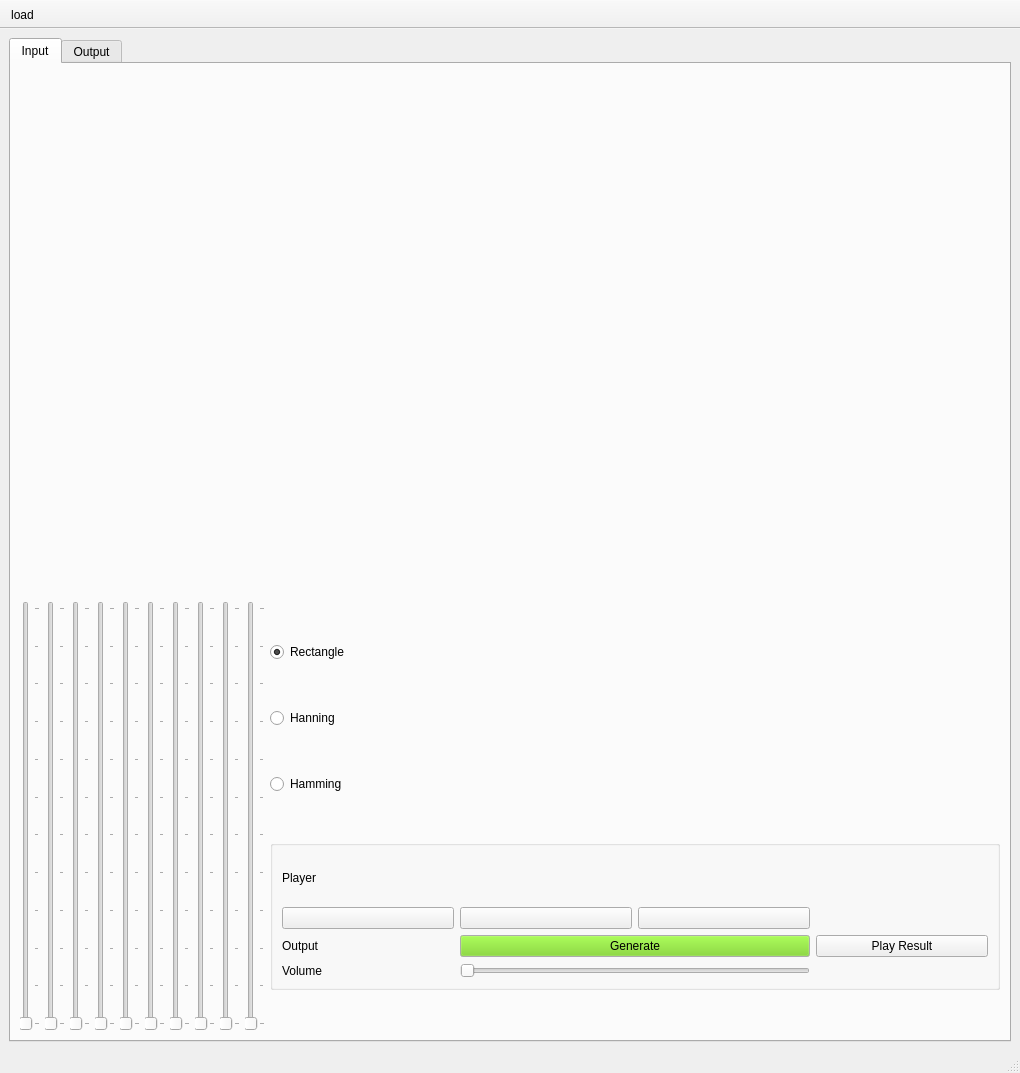
Before: the Qt Designer form Task2/testGUI.ui in Ahmad-Abdalmageed/DSP_tasks-, drawn with Qt 5.
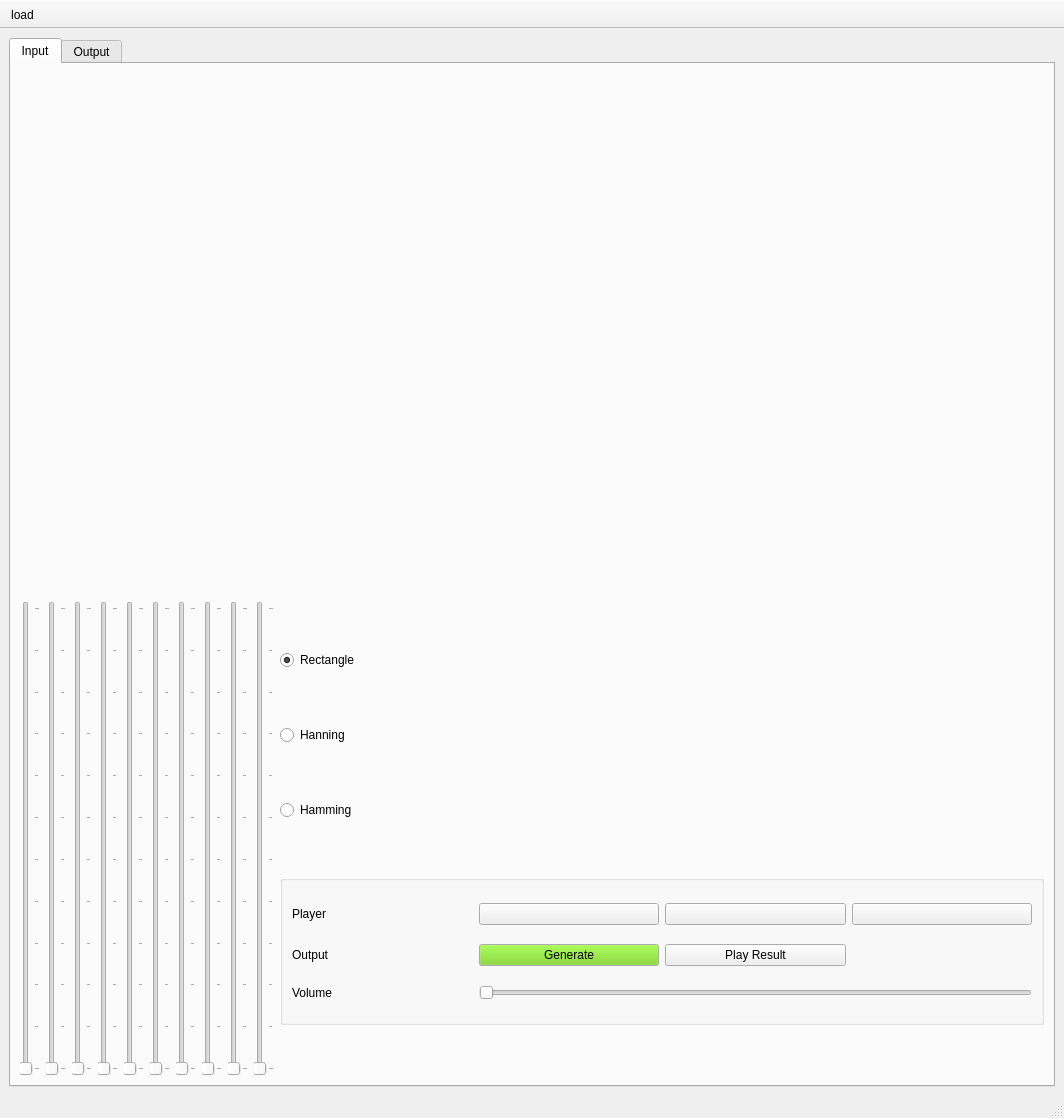
After: the same form once the commit is applied. Icons and pictures are not drawn. Custom widgets are drawn as their Qt base class.

Commit message: setting all up to date

```diff
--- a/Task2/testGUI.ui
+++ b/Task2/testGUI.ui
@@ -6,8 +6,8 @@
    <rect>
     <x>0</x>
     <y>0</y>
-    <width>1020</width>
-    <height>1073</height>
+    <width>1064</width>
+    <height>1118</height>
    </rect>
   </property>
   <property name="minimumSize">
@@ -57,64 +57,8 @@
        <attribute name="title">
         <string>Input</string>
        </attribute>
-       <layout class="QVBoxLayout" name="verticalLayout_6">
-        <item>
-         <layout class="QGridLayout" name="gridLayout_3">
-          <item row="4" column="0">
-           <widget class="PlotWidget" name="sliderChangedGraph" native="true">
-            <property name="sizePolicy">
-             <sizepolicy hsizetype="Preferred" vsizetype="Preferred">
-              <horstretch>0</horstretch>
-              <verstretch>0</verstretch>
-             </sizepolicy>
-            </property>
-            <property name="minimumSize">
-             <size>
-              <width>200</width>
-              <height>250</height>
-             </size>
-            </property>
-           </widget>
-          </item>
-          <item row="2" column="0">
-           <widget class="PlotWidget" name="inputSignalGraph" native="true">
-            <property name="minimumSize">
-             <size>
-              <width>200</width>
-              <height>130</height>
-             </size>
-            </property>
-           </widget>
-          </item>
-          <item row="3" column="0">
-           <widget class="PlotWidget" name="inputSignalFourier" native="true">
-            <property name="minimumSize">
-             <size>
-              <width>200</width>
-              <height>130</height>
-             </size>
-            </property>
-           </widget>
-          </item>
-         </layout>
-        </item>
-        <item>
-         <layout class="QVBoxLayout" name="verticalLayout_2">
-          <property name="spacing">
-           <number>5</number>
-          </property>
-          <property name="sizeConstraint">
-           <enum>QLayout::SetMaximumSize</enum>
-          </property>
-          <property name="rightMargin">
-           <number>0</number>
-          </property>
-          <item>
-           <layout class="QHBoxLayout" name="horizontalLayout">
-            <property name="sizeConstraint">
-             <enum>QLayout::SetMinimumSize</enum>
-            </property>
-            <item>
+       <layout class="QGridLayout" name="gridLayout_4">
+        <item row="1" column="0">
              <layout class="QHBoxLayout" name="horizontalLayout_3">
               <item>
                <widget class="mySlider" name="verticalSlider">
@@ -425,7 +369,7 @@
               </item>
              </layout>
             </item>
-            <item>
+        <item row="1" column="1">
              <layout class="QVBoxLayout" name="verticalLayout_4" stretch="0,0,0,0">
               <property name="sizeConstraint">
                <enum>QLayout::SetMinimumSize</enum>
@@ -497,14 +441,32 @@
                    </property>
                   </widget>
                  </item>
-                 <item row="3" column="1" colspan="2">
-                  <widget class="QSlider" name="horizontalSlider">
-                   <property name="orientation">
-                    <enum>Qt::Horizontal</enum>
+             <item row="0" column="0">
+              <widget class="QLabel" name="label_3">
+               <property name="text">
+                <string>Player</string>
                    </property>
                   </widget>
                  </item>
-                 <item row="1" column="1">
+             <item row="3" column="0">
+              <widget class="QLabel" name="label">
+               <property name="text">
+                <string>Volume</string>
+               </property>
+              </widget>
+             </item>
+             <item row="0" column="1">
+              <widget class="QPushButton" name="playButton">
+               <property name="text">
+                <string/>
+               </property>
+               <property name="icon">
+                <iconset>
+                 <normaloff>Icons/icons8-play-100.png</normaloff>Icons/icons8-play-100.png</iconset>
+               </property>
+              </widget>
+             </item>
+             <item row="0" column="2">
                   <widget class="QPushButton" name="pauseButton">
                    <property name="text">
                     <string/>
@@ -515,7 +477,18 @@
                    </property>
                   </widget>
                  </item>
-                 <item row="2" column="1" colspan="2">
+             <item row="0" column="3">
+              <widget class="QPushButton" name="stopButton">
+               <property name="text">
+                <string/>
+               </property>
+               <property name="icon">
+                <iconset>
+                 <normaloff>Icons/icons8-stop-100.png</normaloff>Icons/icons8-stop-100.png</iconset>
+               </property>
+              </widget>
+             </item>
+             <item row="2" column="1">
                   <widget class="QPushButton" name="generateOutput">
                    <property name="minimumSize">
                     <size>
@@ -571,43 +544,7 @@
                    </property>
                   </widget>
                  </item>
-                 <item row="1" column="2">
-                  <widget class="QPushButton" name="stopButton">
-                   <property name="text">
-                    <string/>
-                   </property>
-                   <property name="icon">
-                    <iconset>
-                     <normaloff>Icons/icons8-stop-100.png</normaloff>Icons/icons8-stop-100.png</iconset>
-                   </property>
-                  </widget>
-                 </item>
-                 <item row="0" column="0">
-                  <widget class="QLabel" name="label_3">
-                   <property name="text">
-                    <string>Player</string>
-                   </property>
-                  </widget>
-                 </item>
-                 <item row="1" column="0">
-                  <widget class="QPushButton" name="playButton">
-                   <property name="text">
-                    <string/>
-                   </property>
-                   <property name="icon">
-                    <iconset>
-                     <normaloff>Icons/icons8-play-100.png</normaloff>Icons/icons8-play-100.png</iconset>
-                   </property>
-                  </widget>
-                 </item>
-                 <item row="3" column="0">
-                  <widget class="QLabel" name="label">
-                   <property name="text">
-                    <string>Volume</string>
-                   </property>
-                  </widget>
-                 </item>
-                 <item row="2" column="3">
+             <item row="2" column="2">
                   <widget class="QPushButton" name="playResult">
                    <property name="text">
                     <string>Play Result</string>
@@ -618,12 +555,55 @@
                    </property>
                   </widget>
                  </item>
-                </layout>
+             <item row="3" column="1" colspan="3">
+              <widget class="QSlider" name="horizontalSlider">
+               <property name="orientation">
+                <enum>Qt::Horizontal</enum>
+               </property>
                </widget>
               </item>
              </layout>
-            </item>
-           </layout>
+           </widget>
+          </item>
+         </layout>
+        </item>
+        <item row="0" column="0" colspan="2">
+         <layout class="QGridLayout" name="gridLayout_3">
+          <item row="4" column="0">
+           <widget class="PlotWidget" name="sliderChangedGraph" native="true">
+            <property name="sizePolicy">
+             <sizepolicy hsizetype="Preferred" vsizetype="Preferred">
+              <horstretch>0</horstretch>
+              <verstretch>0</verstretch>
+             </sizepolicy>
+            </property>
+            <property name="minimumSize">
+             <size>
+              <width>200</width>
+              <height>250</height>
+             </size>
+            </property>
+           </widget>
+          </item>
+          <item row="2" column="0">
+           <widget class="PlotWidget" name="inputSignalGraph" native="true">
+            <property name="minimumSize">
+             <size>
+              <width>200</width>
+              <height>130</height>
+             </size>
+            </property>
+           </widget>
+          </item>
+          <item row="3" column="0">
+           <widget class="PlotWidget" name="inputSignalFourier" native="true">
+            <property name="minimumSize">
+             <size>
+              <width>200</width>
+              <height>130</height>
+             </size>
+            </property>
+           </widget>
           </item>
          </layout>
         </item>
```
Left out of the diff: 2 changed lines with no effect on the pictures. Lines whose indentation alone changed are shown as unchanged. The commit also changes 2 other files.
